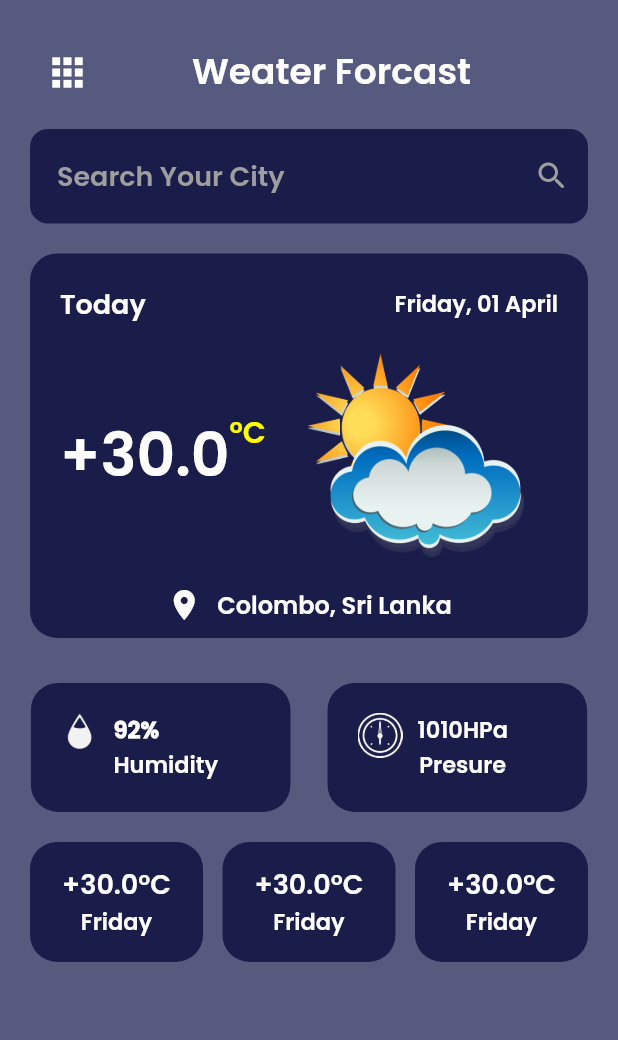
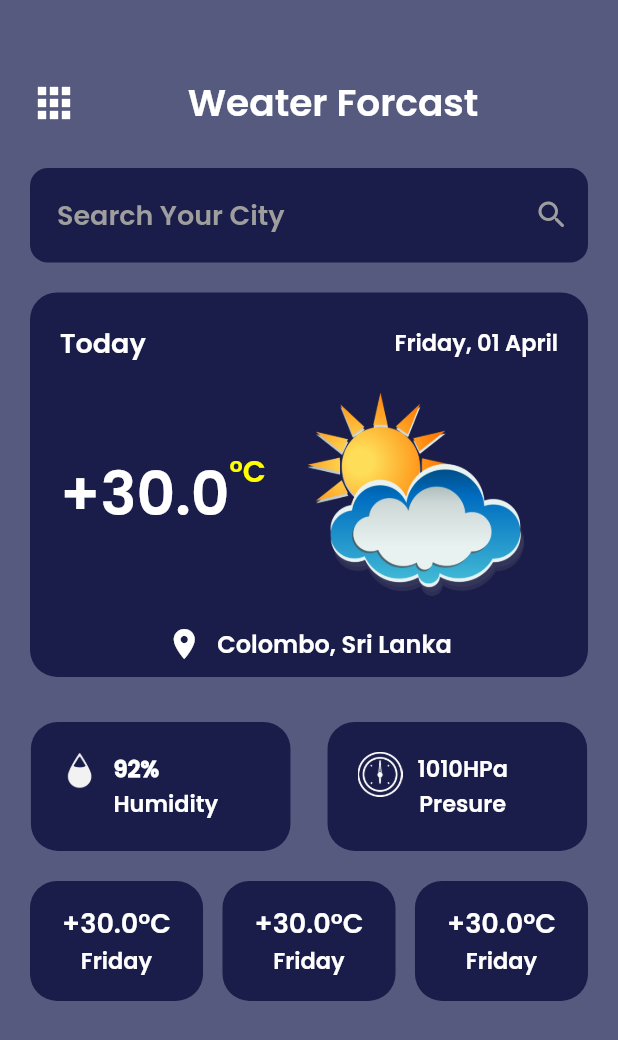
Before and after one commit to khushwantSinghRathore/WeatherFlutter, a Flutter app: the screen it shows after launch, on a phone screen of 412 x 824 dp. Shown: the top 1040 px of the screen. Run offline on Flutter 3.47's test engine with Material 2 defaults, Android fonts, the phone set to English and light mode, and no system bars.

Commit message:
Ui Tweek

```diff
--- a/lib/screens/header.dart
+++ b/lib/screens/header.dart
@@ -6,21 +6,21 @@ class Header extends StatelessWidget {
   @override
   Widget build(BuildContext context) {
     return Container(
-      margin: const EdgeInsets.only(left: 30, top: 30, right: 30),
+      margin: const EdgeInsets.only(left: 20, top: 50, right: 20, bottom: 5),
       child: Row(
         mainAxisAlignment: MainAxisAlignment.spaceBetween,
         children: const [
           Icon(
             Icons.apps,
             color: Colors.white,
-            size: 30,
+            size: 32,
           ),
           Center(
             child: Text(
               'Weater Forcast',
               style: TextStyle(
                   color: Colors.white,
-                  fontSize: 24,
+                  fontSize: 25,
                   fontWeight: FontWeight.w700),
             ),
           ),
--- a/lib/screens/searchheader.dart
+++ b/lib/screens/searchheader.dart
@@ -1,31 +1,49 @@
 import 'package:flutter/material.dart';
+import 'package:weatherapp/services/httpcalls.dart';
 
-class Searchbarheader extends StatelessWidget {
+class Searchbarheader extends StatefulWidget {
   const Searchbarheader({Key? key}) : super(key: key);
 
+  @override
+  State<Searchbarheader> createState() => _SearchbarheaderState();
+}
+
+class _SearchbarheaderState extends State<Searchbarheader> {
+  final TextEditingController _searchbar = TextEditingController();
   @override
   Widget build(BuildContext context) {
     return Container(
       margin: const EdgeInsets.only(left: 20, top: 20, right: 20),
-      child: const TextField(
-        style: TextStyle(
+      child: TextField(
+        controller: _searchbar,
+        style: const TextStyle(
             color: Colors.grey, fontSize: 18, fontWeight: FontWeight.w600),
         decoration: InputDecoration(
-          contentPadding: EdgeInsets.all(18),
+          contentPadding: const EdgeInsets.all(18),
           filled: true,
-          fillColor: Color.fromARGB(255, 26, 28, 73),
-          border: OutlineInputBorder(
+          fillColor: const Color.fromARGB(255, 26, 28, 73),
+          border: const OutlineInputBorder(
             borderSide: BorderSide.none,
             borderRadius: BorderRadius.all(
               Radius.circular(12),
             ),
           ),
-          suffixIcon: Icon(Icons.search_rounded),
+          suffixIcon: IconButton(
+              onPressed: _search(),
+              icon: const Icon(
+                Icons.search_rounded,
+                color: Colors.grey,
+              )),
           suffixIconColor: Colors.grey,
           hintText: 'Search Your City',
-          hintStyle: TextStyle(color: Colors.grey),
+          hintStyle: const TextStyle(color: Colors.grey),
         ),
       ),
     );
   }
+
+  _search() {
+    HttpCalls().getcitydata(_searchbar.text);
+    print(HttpCalls.res);
+  }
 }
--- a/lib/services/httpcalls.dart
+++ b/lib/services/httpcalls.dart
@@ -1,7 +1,12 @@
+// ignore_for_file: avoid_print
+
 import '../env/envprod.dart' as env;
 import 'package:http/http.dart' as http;
 
-const api = env.Apikey;
+class HttpCalls {
+  static const api = env.Apikey;
+
+  static var res = '';
 
   getcurrentweather(locationkey) async {
     final querypram = {'apikey': api, 'details': 'true'};
@@ -10,10 +15,11 @@ getcurrentweather(locationkey) async {
         locationkey,
         querypram);
     final result = await http.get(url);
+    print(result.body);
 
     if (result.statusCode == 200) {
       print('passed');
-    return result;
+      // return result;
     }
   }
 
@@ -32,13 +38,19 @@ getforecast(locationkey) async {
   }
 
   getcitydata(city) async {
+    print(city);
     final querypram = {'apikey': api, 'q': city};
-  final url = Uri.https('http://dataservice.accuweather.com',
-      'locations/v1/cities/search', querypram);
+    final url = Uri.http(
+        'dataservice.accuweather.com', 'locations/v1/cities/search', querypram);
     final result = await http.get(url);
+    print(result.body);
+    res = result.body;
 
     if (result.statusCode == 200) {
       print('passed');
-    return result;
+
+      print(result.body);
+      // return result;
     }
   }
+}
```
Lines whose indentation alone changed are shown as unchanged.
